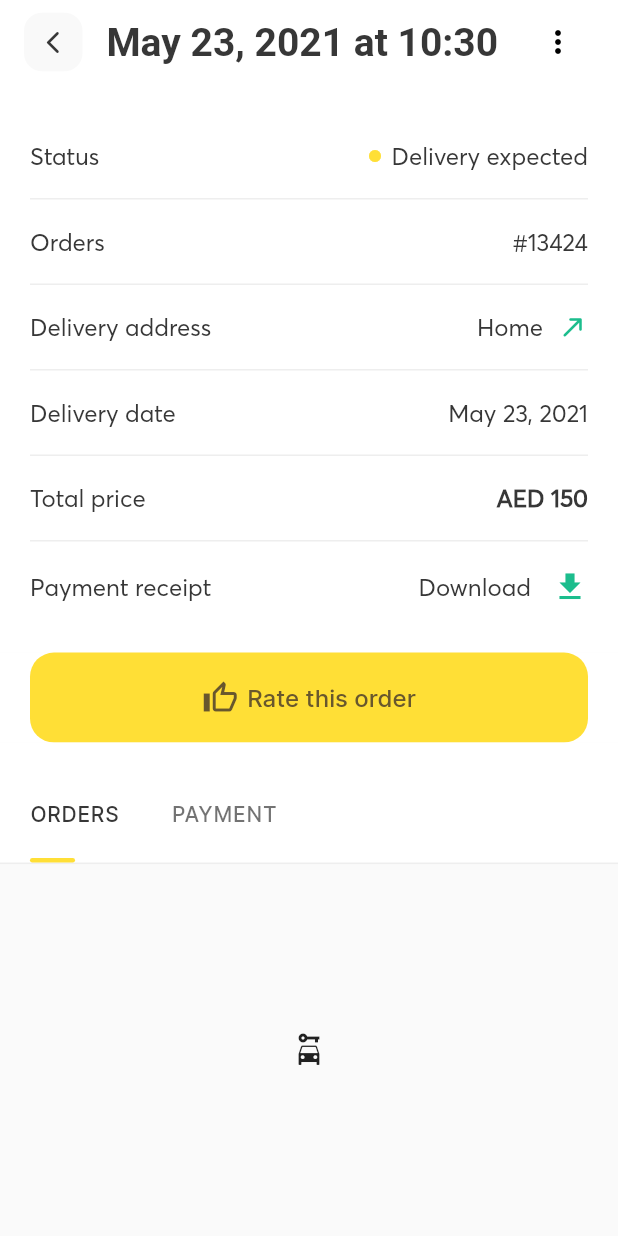
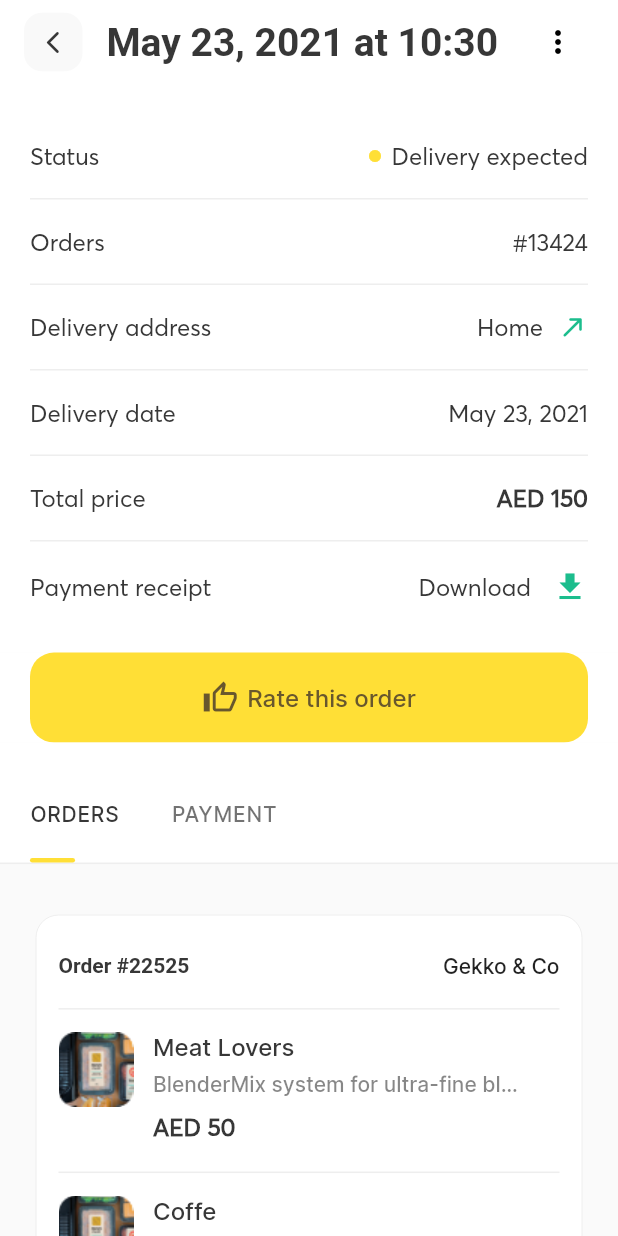
Before and after one commit to fcolakovic2/meelz, a Flutter app: the screen it shows after launch, after a tap on "Orders #13424", on a phone screen of 412 x 824 dp. Run offline on Flutter 3.47's test engine with Material 2 defaults, Android fonts, the phone set to English and light mode, and no system bars; Roboto replaces fonts that are missing (Averta CY).

Commit message:
doradjena kartica

```diff
--- a/lib/utils/dummy_data/dummy_data.dart
+++ b/lib/utils/dummy_data/dummy_data.dart
@@ -20,7 +20,7 @@ List<String> listDetailsLeft = [
 List<CustomCard> cardsList = [
   CustomCard(
     "Orders #13424",
-    "Meat lovers 2, Coffe 2, Drinks 3",
+    productsDetails,
     "AED 150",
     "",
     "Pending",
@@ -31,7 +31,7 @@ List<CustomCard> cardsList = [
   ),
   CustomCard(
     "Order #32324",
-    "Meat lovers 2, Coffe 2, Drinks 3",
+    productsDetails,
     "AED 250",
     "",
     "Shipped",
@@ -40,7 +40,7 @@ List<CustomCard> cardsList = [
   ),
   CustomCard(
     "Order #22525",
-    "Meat lovers 2, Coffe 2, Drinks 3",
+    productsDetails,
     "AED 220",
     "",
     "Shipped",
@@ -56,6 +56,45 @@ List<Widget> widgetsList = [
 ];
 
 List<Widget> widgetsListDetails = [
-  Icon(Icons.car_rental),
+  ListView(
+    children: [
+      Padding(
+        padding: const EdgeInsets.fromLTRB(20, 30, 20, 45),
+        child: CustomCard(
+          "Order #22525",
+          productsDetails,
+          "AED 220",
+          "assets/images/Rectangle711.png",
+          "Shipped",
+          DateTime(2021, 1, 25, 13, 35),
+          DateTime(2021, 1, 12, 12, 34),
+        ),
+      ),
+    ],
+  ),
   Icon(Icons.car_rental),
 ];
+
+var productsDetails = [
+  {
+    'title': 'Meat Lovers',
+    'description': 'BlenderMix system for ultra-fine blen sadasd',
+    'quantity': '2',
+    'price': '50',
+    'img': 'assets/images/Rectangle711.png'
+  },
+  {
+    'title': 'Coffe',
+    'description': 'BlenderMix system for ultra-fine blen sadasd',
+    'quantity': '2',
+    'price': '50',
+    'img': 'assets/images/Rectangle711.png'
+  },
+  {
+    'title': 'Drinks',
+    'description': 'BlenderMix system for ultra-fine blen sadasd',
+    'quantity': '3',
+    'price': '50',
+    'img': 'assets/images/Rectangle711.png'
+  },
+];
--- a/lib/utils/style/styles.dart
+++ b/lib/utils/style/styles.dart
@@ -89,6 +89,22 @@ final TextStyle stilNaslovaAppBar = TextStyle(
   color: Color(0xff373737),
 );
 
+final TextStyle cardLeftTitleDetails = TextStyle(
+  fontSize: 14,
+  fontFamily: "Averta CY",
+  fontStyle: FontStyle.normal,
+  fontWeight: FontWeight.w700,
+  color: Color(0xff373737),
+);
+
+final TextStyle cardRightTitleDetails = TextStyle(
+  fontSize: 14,
+  fontFamily: "Averta",
+  fontStyle: FontStyle.normal,
+  fontWeight: FontWeight.w400,
+  color: Color(0xff373737),
+);
+
 final TextStyle styleListItems = TextStyle(
   fontSize: 16,
   fontFamily: "Averta",
--- a/lib/view/card_custom/pages/custom_card.dart
+++ b/lib/view/card_custom/pages/custom_card.dart
@@ -6,11 +6,12 @@ import 'package:meelz/view/order_details_screen/pages/order_details.dart';
 
 // ignore: must_be_immutable
 class CustomCard extends StatefulWidget {
-  String title, subtitle, cijena, image, status, dateOrderStr, deliveryDateStr;
+  String title, cijena, image, status, dateOrderStr, deliveryDateStr;
+  var subTitleList;
   DateTime orderDate, deliveryDate;
 
-  CustomCard(this.title, this.subtitle, this.cijena, this.image, this.status,
-      this.orderDate, this.deliveryDate) {
+  CustomCard(this.title, this.subTitleList, this.cijena, this.image,
+      this.status, this.orderDate, this.deliveryDate) {
     dateOrderStr =
         DateFormat('MMM ${orderDate.day}, yyyy – kk:mm').format(orderDate);
     deliveryDateStr =
@@ -26,37 +27,40 @@ class _CustomCardState extends State<CustomCard> {
   Widget build(BuildContext context) {
     return GestureDetector(
       onTap: () {
-        Navigator.pushReplacement(
+        widget.image == ""
+            ? Navigator.pushReplacement(
                 context,
                 MaterialPageRoute(
                   builder: (_) => OrderDetails(widget.title, widget.status,
                       widget.deliveryDate, widget.cijena),
                 ),
-        );
+              )
+            : null;
       },
       child: Center(
         child: Card(
           elevation: 0.0,
-          shape: widget.image == ""
-              ? RoundedRectangleBorder(
+          shape: RoundedRectangleBorder(
             borderRadius: BorderRadius.circular(15.0),
-                  side: BorderSide(width: 1, color: Color(0xffEEEEEE)),
-                )
-              : RoundedRectangleBorder(),
+            side: BorderSide(
+              width: widget.image == "" ? 1 : 0,
+              color: Color(0xffEEEEEE),
+            ),
+          ),
           child: widget.image != ""
               ? CardWithImage(
-                  naslov: widget.title,
-                  subnaslov: widget.subtitle,
-                  srcslike: widget.image,
-                  cijena: widget.cijena,
+                  widget.title,
+                  widget.subTitleList,
+                  widget.image,
+                  widget.cijena,
                 )
               : CardWithoutImage(
-                  naslov: widget.title,
-                  podnaslov: widget.subtitle,
-                  cijena: widget.cijena,
-                  status: widget.status,
-                  dateStr: widget.deliveryDateStr,
-                  date: widget.deliveryDate,
+                  widget.title,
+                  widget.subTitleList,
+                  widget.cijena,
+                  widget.status,
+                  widget.deliveryDateStr,
+                  widget.deliveryDate,
                 ),
         ),
       ),
--- a/lib/view/card_custom/widgets/card_with_image.dart
+++ b/lib/view/card_custom/widgets/card_with_image.dart
@@ -1,20 +1,25 @@
 import 'package:flutter/material.dart';
+import 'package:meelz/utils/style/styles.dart';
 import 'package:meelz/view/card_custom/widgets/price_image.dart';
 import 'package:meelz/view/card_custom/widgets/title_subtitle_with_image.dart';
 
 class CardWithImage extends StatelessWidget {
-  const CardWithImage({
-    Key key,
-    @required this.naslov,
-    @required this.subnaslov,
-    @required this.srcslike,
-    @required this.cijena,
-  }) : super(key: key);
-
   final String naslov;
-  final String subnaslov;
+  String subTitleStr;
   final String srcslike;
   final String cijena;
+  var subTitleList;
+
+  CardWithImage(this.naslov, this.subTitleList, this.srcslike, this.cijena) {
+    subTitleStr = "";
+    for (var i = 0; i < subTitleList.length; i++) {
+      subTitleStr = subTitleStr +
+          subTitleList[i]['title'] +
+          " " +
+          subTitleList[i]['quantity'] +
+          ", ";
+    }
+  }
 
   @override
   Widget build(BuildContext context) {
@@ -22,28 +27,74 @@ class CardWithImage extends StatelessWidget {
       mainAxisSize: MainAxisSize.min,
       children: <Widget>[
         Padding(
-          padding: const EdgeInsets.only(top: 15.0, left: 15.0, bottom: 1.0),
+          padding: const EdgeInsets.only(
+              top: .0, left: 15.0, right: 15, bottom: 1.0),
+          child: Column(
+            children: [
+              Container(
+                decoration: listBorder(),
+                child: Padding(
+                  padding: const EdgeInsets.fromLTRB(0, 25, 0, 20),
+                  child: Container(
+                    child: Row(
+                      mainAxisAlignment: MainAxisAlignment.spaceBetween,
+                      children: [
+                        Text(
+                          naslov,
+                          style: cardLeftTitleDetails,
+                        ),
+                        Text("Gekko & Co"),
+                      ],
+                    ),
+                  ),
+                ),
+              ),
+              Column(
+                children: cardWithImageElement(),
+              )
+            ],
+          ),
+        ),
+      ],
+    );
+  }
+
+  List<Widget> cardWithImageElement() {
+    return List<Widget>.generate(
+      subTitleList.length,
+      (counter) => helpingMethodGeneratingRows(subTitleList[counter]),
+    );
+  }
+
+  Widget helpingMethodGeneratingRows(subTitleListElement) {
+    return Container(
+      decoration: listBorder(),
+      child: Padding(
+        padding: const EdgeInsets.fromLTRB(0, 15, 0, 20),
         child: Row(
           mainAxisAlignment: MainAxisAlignment.start,
+          crossAxisAlignment: CrossAxisAlignment.start,
           children: <Widget>[
             Column(
               children: <Widget>[
                 Container(
-                    height: 40,
-                    child: Image.asset(srcslike),
+                  height: 50,
+                  width: 50,
+                  child: Image.asset(subTitleListElement['img']),
                 ),
               ],
             ),
             Padding(
               padding: const EdgeInsets.only(left: 13.0),
               child: TitleSubtitleWithImage(
-                    naslov: naslov, subnaslov: subnaslov),
+                naslov: subTitleListElement['title'],
+                subnaslov: subTitleListElement['description'],
+                cijena: subTitleListElement['price'],
+              ),
             ),
           ],
         ),
       ),
-        PriceImage(cijena: cijena)
-      ],
     );
   }
 }
--- a/lib/view/card_custom/widgets/card_without_image.dart
+++ b/lib/view/card_custom/widgets/card_without_image.dart
@@ -6,22 +6,26 @@ import 'package:meelz/view/card_custom/widgets/subtitle_without_image.dart';
 import 'package:meelz/view/card_custom/widgets/title_dots_without_image.dart';
 
 class CardWithoutImage extends StatelessWidget {
-  const CardWithoutImage({
-    Key key,
-    @required this.naslov,
-    @required this.podnaslov,
-    @required this.cijena,
-    @required this.status,
-    @required this.dateStr,
-    @required this.date,
-  }) : super(key: key);
-
   final String naslov;
-  final String podnaslov;
+  String subTitleStr;
   final String cijena;
   final String status;
   final String dateStr;
   final DateTime date;
+
+  var subTitleList;
+
+  CardWithoutImage(this.naslov, this.subTitleList, this.cijena, this.status,
+      this.dateStr, this.date) {
+    subTitleStr = "";
+    for (var i = 0; i < subTitleList.length; i++) {
+      subTitleStr = subTitleStr +
+          subTitleList[i]['title'] +
+          " " +
+          subTitleList[i]['quantity'] +
+          ", ";
+    }
+  }
 
   @override
   Widget build(BuildContext context) {
@@ -32,7 +36,7 @@ class CardWithoutImage extends StatelessWidget {
           padding: const EdgeInsets.fromLTRB(20.0, 20.0, 20.0, 8.0),
           child: TitleDots(naslov: naslov),
         ),
-        SubtitleWithoutImage(podnaslov: podnaslov),
+        SubtitleWithoutImage(podnaslov: subTitleStr),
         Padding(
           padding: const EdgeInsets.fromLTRB(18.0, 0, 20.0, 20),
           child: Row(
--- a/lib/view/card_custom/widgets/title_subtitle_with_image.dart
+++ b/lib/view/card_custom/widgets/title_subtitle_with_image.dart
@@ -6,24 +6,31 @@ class TitleSubtitleWithImage extends StatelessWidget {
     Key key,
     @required this.naslov,
     @required this.subnaslov,
+    @required this.cijena,
   }) : super(key: key);
 
   final String naslov;
   final String subnaslov;
+  final String cijena;
 
   @override
   Widget build(BuildContext context) {
     return Column(
         crossAxisAlignment: CrossAxisAlignment.start,
         children: <Widget>[
-          Text(
+          Padding(
+            padding: const EdgeInsets.only(bottom: 7.0),
+            child: Text(
               naslov,
               softWrap: false,
               maxLines: 1,
               overflow: TextOverflow.ellipsis,
               style: stilNaslova,
             ),
-          SizedBox(
+          ),
+          Padding(
+            padding: const EdgeInsets.only(bottom: 10.0),
+            child: SizedBox(
               width: MediaQuery.of(context).size.width * 0.6,
               child: Text(
                 subnaslov,
@@ -33,6 +40,17 @@ class TitleSubtitleWithImage extends StatelessWidget {
                 style: stilPodnaslova,
               ),
             ),
+          ),
+          SizedBox(
+            width: MediaQuery.of(context).size.width * 0.6,
+            child: Text(
+              "AED " + cijena,
+              softWrap: false,
+              maxLines: 1,
+              overflow: TextOverflow.ellipsis,
+              style: styleListItemsBold,
+            ),
+          ),
         ]);
   }
 }
```
Lines whose indentation alone changed are shown as unchanged.
